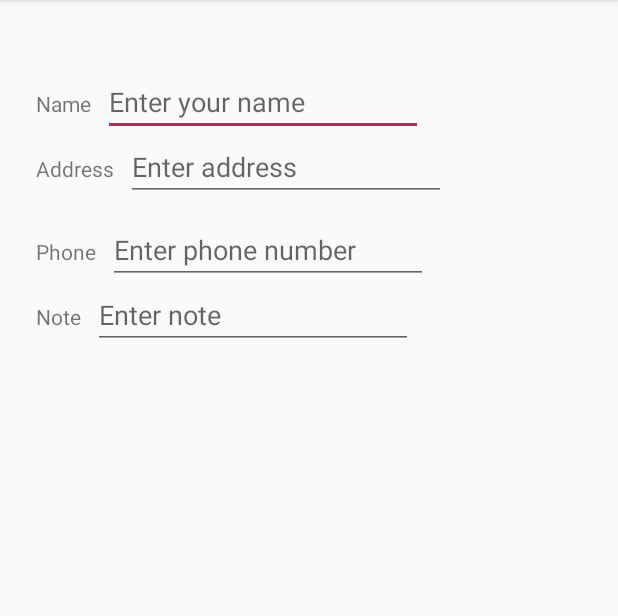
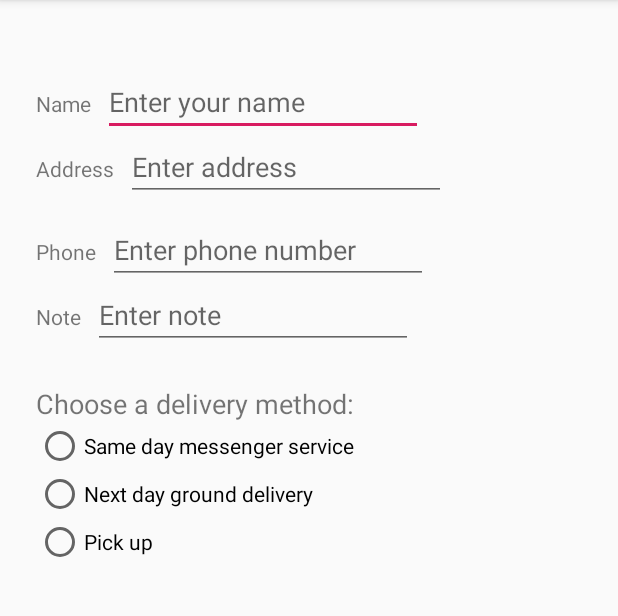
Before and after one commit to EarlJP/DroidCafe, an Android app: the OrderActivity screen opened directly, with no data from a screen before it, on a phone screen of 412 x 824 dp, the part 84-700 px from its top. Run offline under Robolectric (Android 15) with nearby library versions, the phone set to English and light mode, and no system bars.

Commit message:
7th commit, complete task 2, radio button

```diff
--- a/app/src/main/res/layout/activity_order.xml
+++ b/app/src/main/res/layout/activity_order.xml
@@ -109,15 +109,48 @@
         app:layout_constraintBaseline_toBaselineOf="@+id/note_label"
         app:layout_constraintStart_toEndOf="@+id/note_label" />
 
+    <TextView
+        android:id="@+id/delivery_label"
+        android:layout_width="wrap_content"
+        android:layout_height="wrap_content"
+        android:layout_marginStart="24dp"
+        android:layout_marginLeft="24dp"
+        android:layout_marginTop="24dp"
+        android:text="@string/choose_delivery_method"
+        android:textSize="18sp"
+        app:layout_constraintStart_toStartOf="parent"
+        app:layout_constraintTop_toBottomOf="@+id/note_text" />
 
+    <RadioGroup
+        android:layout_width="wrap_content"
+        android:layout_height="wrap_content"
+        android:layout_marginLeft="24dp"
+        android:layout_marginStart="24dp"
+        android:orientation="vertical"
+        app:layout_constraintStart_toStartOf="parent"
+        app:layout_constraintTop_toBottomOf="@id/delivery_label">
 
+        <RadioButton
+            android:id="@+id/sameday"
+            android:layout_width="wrap_content"
+            android:layout_height="wrap_content"
+            android:onClick="onRadioButtonClicked"
+            android:text="@string/same_day_messenger_service" />
 
+        <RadioButton
+            android:id="@+id/nextday"
+            android:layout_width="wrap_content"
+            android:layout_height="wrap_content"
+            android:onClick="onRadioButtonClicked"
+            android:text="@string/next_day_ground_delivery" />
 
-
-
-
-
-
+        <RadioButton
+            android:id="@+id/pickup"
+            android:layout_width="wrap_content"
+            android:layout_height="wrap_content"
+            android:onClick="onRadioButtonClicked"
+            android:text="@string/pick_up" />
+    </RadioGroup>
 
 
 </android.support.constraint.ConstraintLayout>
--- a/app/src/main/res/values/strings.xml
+++ b/app/src/main/res/values/strings.xml
@@ -17,4 +17,8 @@
     <string name="enter_phone_hint">Enter phone number</string>
     <string name="note_label_text">Note</string>
     <string name="enter_note_hint">Enter note</string>
+    <string name="choose_delivery_method">Choose a delivery method:</string>
+    <string name="same_day_messenger_service">Same day messenger service</string>
+    <string name="next_day_ground_delivery">Next day ground delivery</string>
+    <string name="pick_up">Pick up</string>
 </resources>
```
Also changed, not shown: app/src/main/java/com/earljaepal/droidcafe/OrderActivity.java (+34 -0 lines).
